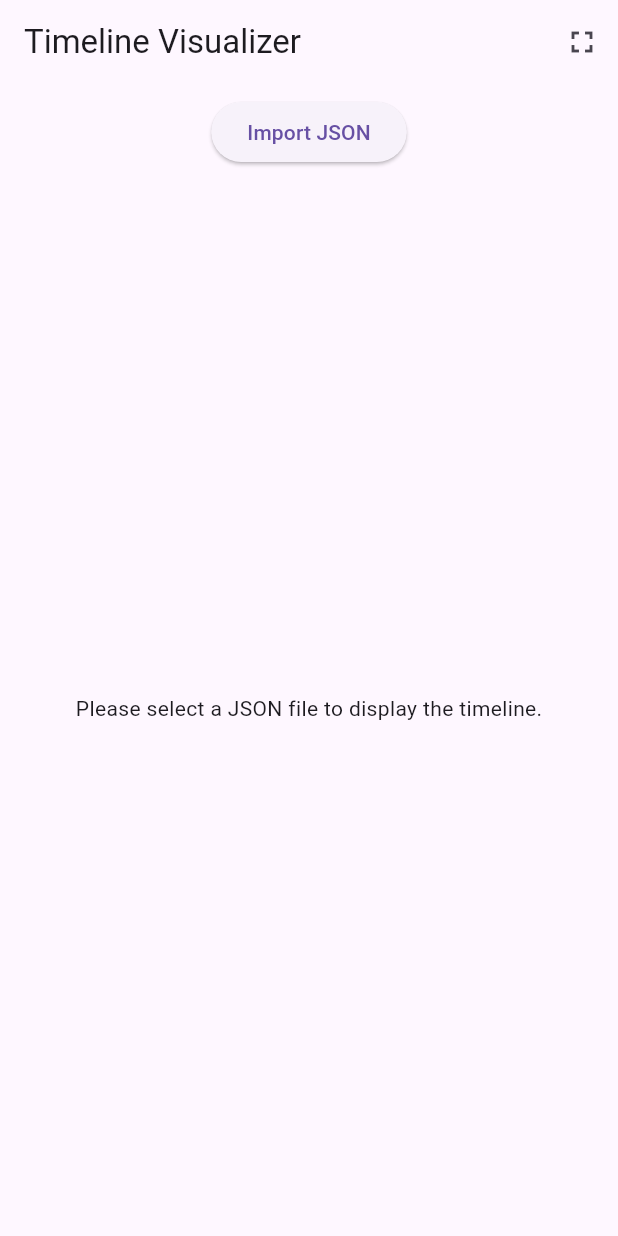
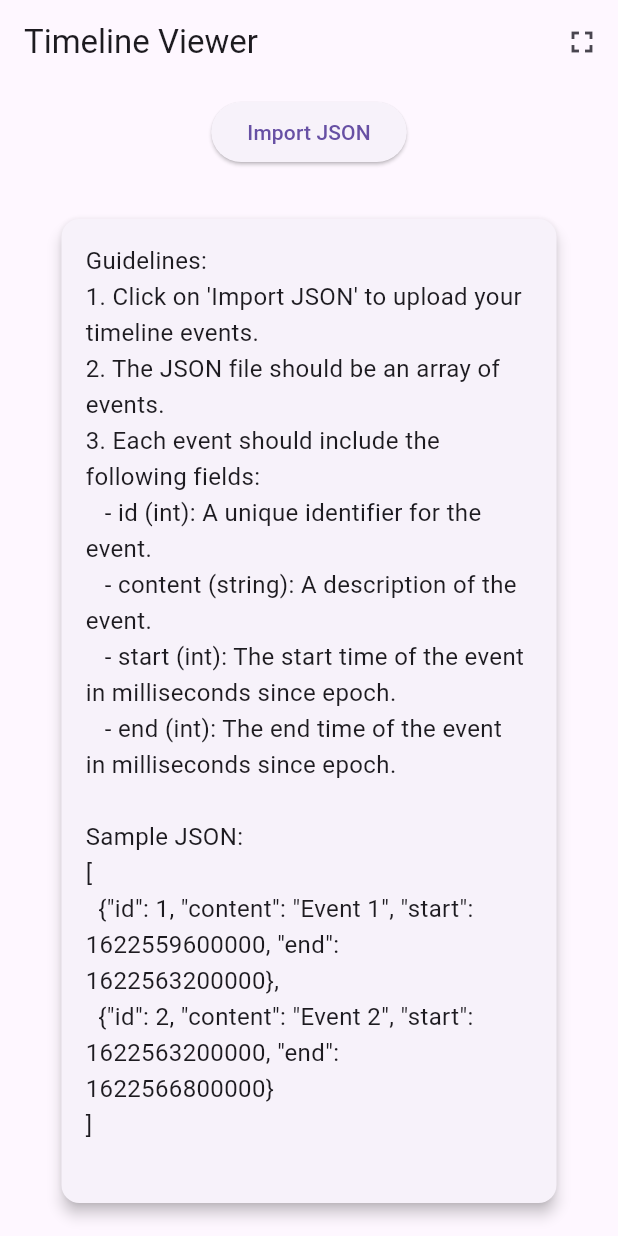
Before and after one commit to hrajwade96/timeline_creator, a Flutter app: the screen it shows after launch, on a phone screen of 412 x 824 dp. Run offline on Flutter 3.47's test engine with Material 3 defaults, Android fonts, the phone set to English and light mode, and no system bars; our stand-ins replace file_picker.

Commit message:
added guidelines

```diff
--- a/lib/main.dart
+++ b/lib/main.dart
@@ -11,7 +11,7 @@ class MyApp extends StatelessWidget {
   @override
   Widget build(BuildContext context) {
     return const MaterialApp(
-      home: TimelineChartPage(),
+      home: TimelineViewerPage(),
     );
   }
 }
--- a/lib/screens/timeline_chart_page.dart
+++ b/lib/screens/timeline_chart_page.dart
@@ -2,16 +2,33 @@ import 'package:flutter/material.dart';
 import 'package:file_picker/file_picker.dart';
 
 import '../timeline.dart';
-import '../timeline_chart.dart';
+import '../timeline_viewer.dart';
 
-class TimelineChartPage extends StatefulWidget {
-  const TimelineChartPage({super.key});
+class TimelineViewerPage extends StatefulWidget {
+  const TimelineViewerPage({super.key});
 
   @override
-  TimelineChartPageState createState() => TimelineChartPageState();
+  TimelineViewerPageState createState() => TimelineViewerPageState();
 }
 
-class TimelineChartPageState extends State<TimelineChartPage> {
+class TimelineViewerPageState extends State<TimelineViewerPage> {
+  static const String guidelinesText = '''
+Guidelines:
+1. Click on 'Import JSON' to upload your timeline events.
+2. The JSON file should be an array of events.
+3. Each event should include the following fields:
+   - id (int): A unique identifier for the event.
+   - content (string): A description of the event.
+   - start (int): The start time of the event in milliseconds since epoch.
+   - end (int): The end time of the event in milliseconds since epoch.
+
+Sample JSON:
+[
+  {"id": 1, "content": "Event 1", "start": 1622559600000, "end": 1622563200000},
+  {"id": 2, "content": "Event 2", "start": 1622563200000, "end": 1622566800000}
+]
+''';
+
   List<TimelineEvent> events = [];
   bool _isFullScreen = false;
 
@@ -56,7 +73,7 @@ class TimelineChartPageState extends State<TimelineChartPage> {
       appBar: _isFullScreen
           ? null
           : AppBar(
-              title: const Text('Timeline Visualizer'),
+              title: const Text('Timeline Viewer'),
               actions: [
                 IconButton(
                   icon: const Icon(Icons.fullscreen),
@@ -74,12 +91,27 @@ class TimelineChartPageState extends State<TimelineChartPage> {
                 child: const Text('Import JSON'),
               ),
             ),
+          if (events.isEmpty)
+            const Padding(
+              padding: EdgeInsets.all(16.0),
+              child: Card(
+                elevation: 4.0,
+                margin: EdgeInsets.symmetric(vertical: 10.0, horizontal: 25.0),
+                child: Padding(
+                  padding: EdgeInsets.all(16.0),
+                  child: SelectableText(
+                    guidelinesText,
+                    style: TextStyle(fontSize: 16, height: 1.5),
+                  ),
+                ),
+              ),
+            ),
           Expanded(
             child: events.isEmpty
                 ? const Center(
                     child: Text(
                         "Please select a JSON file to display the timeline."))
-                : TimelineChart(
+                : TimelineViewer(
                     events: events,
                     isFullScreen: _isFullScreen,
                     toggleFullScreen: toggleFullScreen),
```
Also changed, not shown: lib/timeline_chart.dart (deleted, +0 -206 lines), lib/timeline_viewer.dart (added, +213 -0 lines).
